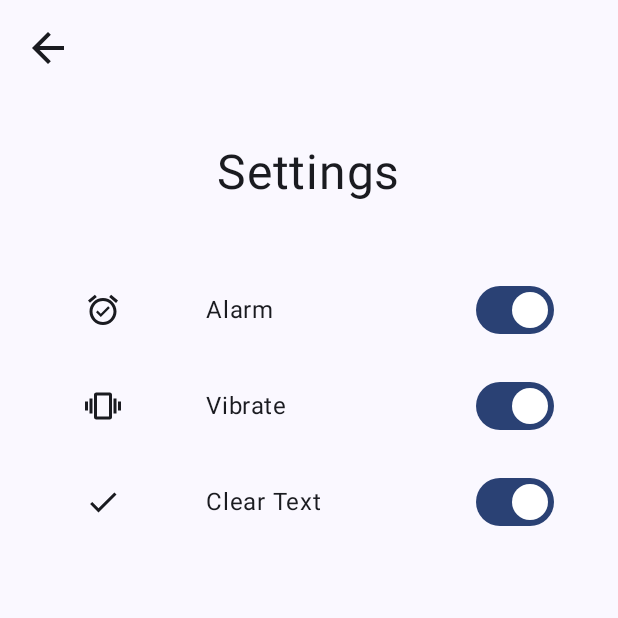
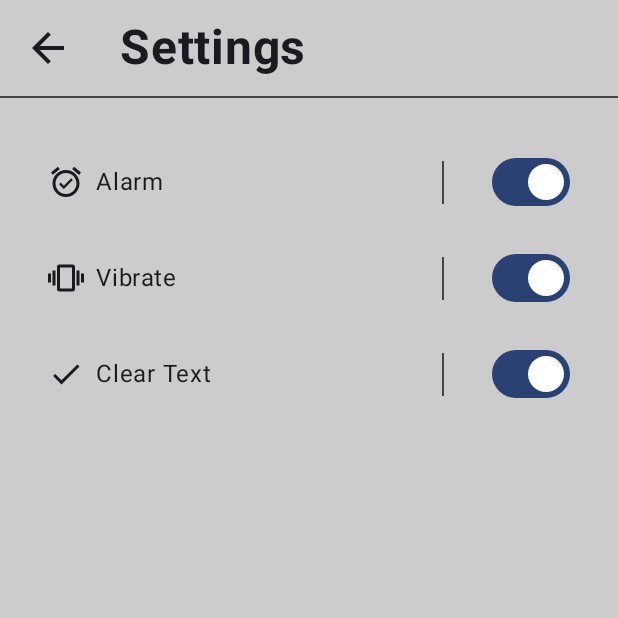
Before and after one commit to thebrianwong/protivity, an Android app built with Jetpack Compose: the settings screen opened through its navigation route, on a phone screen of 412 x 824 dp, the top half of it. Run offline under Robolectric (Android 15) with nearby library versions, the phone set to English and light mode, and no system bars; libraries missing offline, so code that uses them is left out: com.apollographql.apollo3.

Commit message:
Redesign the settings screen

```diff
--- a/app/src/main/java/com/thebrianwong/protivity/views/Settings.kt
+++ b/app/src/main/java/com/thebrianwong/protivity/views/Settings.kt
@@ -1,16 +1,21 @@
 package com.thebrianwong.protivity.views
 
+import androidx.compose.foundation.background
+import androidx.compose.foundation.border
 import androidx.compose.foundation.clickable
 import androidx.compose.foundation.interaction.MutableInteractionSource
 import androidx.compose.foundation.layout.Arrangement
 import androidx.compose.foundation.layout.Column
+import androidx.compose.foundation.layout.IntrinsicSize
 import androidx.compose.foundation.layout.Row
+import androidx.compose.foundation.layout.fillMaxHeight
 import androidx.compose.foundation.layout.fillMaxSize
 import androidx.compose.foundation.layout.fillMaxWidth
 import androidx.compose.foundation.layout.height
 import androidx.compose.foundation.layout.padding
 import androidx.compose.foundation.layout.width
 import androidx.compose.foundation.layout.widthIn
+import androidx.compose.material3.Divider
 import androidx.compose.material3.Icon
 import androidx.compose.material3.ModalDrawerSheet
 import androidx.compose.material3.Scaffold
@@ -20,7 +25,9 @@ import androidx.compose.runtime.Composable
 import androidx.compose.runtime.remember
 import androidx.compose.ui.Alignment
 import androidx.compose.ui.Modifier
+import androidx.compose.ui.graphics.Color
 import androidx.compose.ui.res.painterResource
+import androidx.compose.ui.text.font.FontWeight
 import androidx.compose.ui.unit.dp
 import androidx.compose.ui.unit.sp
 import com.thebrianwong.protivity.R
@@ -49,7 +56,11 @@ fun Settings(viewModel: SettingsViewModel, navigateToHome: () -> Unit) {
     Scaffold(
         modifier = Modifier.fillMaxSize(),
         topBar = {
-            Row(modifier = Modifier.fillMaxWidth()) {
+            Column {
+                Row(
+                    modifier = Modifier.fillMaxWidth(),
+                    verticalAlignment = Alignment.CenterVertically
+                ) {
                     Icon(painter = painterResource(id = R.drawable.baseline_arrow_back_24),
                         contentDescription = "Settings Button",
                         modifier = Modifier
@@ -61,22 +72,29 @@ fun Settings(viewModel: SettingsViewModel, navigateToHome: () -> Unit) {
                                 indication = null
                             ) { navigateToHome() }
                     )
+                    Text(
+                        text = "Settings",
+                        fontSize = 32.sp,
+                        fontWeight = FontWeight.Bold,
+                        modifier = Modifier.padding(start = 16.dp)
+                    )
+
+                }
+                Divider(
+                    color = Color.DarkGray, modifier = Modifier
+                        .fillMaxWidth()
+                        .height(1.dp)
+                )
             }
         }
     ) {
         Column(
             modifier = Modifier
                 .fillMaxSize()
+                .background(Color.LightGray)
                 .padding(it)
-//                .border(3.dp, Color.Red)
-            ,
-            horizontalAlignment = Alignment.CenterHorizontally
+                .padding(top = 32.dp)
         ) {
-            Text(
-                text = "Settings",
-                fontSize = 32.sp,
-                modifier = Modifier.padding(top = 32.dp, bottom = 48.dp)
-            )
             settingsIcons.forEach { data ->
                 val setting = data["setting"] as String
                 val enabledIcon = data["enabledIcon"] as Int
@@ -84,23 +102,47 @@ fun Settings(viewModel: SettingsViewModel, navigateToHome: () -> Unit) {
                 val settingIsEnabled = viewModel.getSetting(setting)
 
                 Row(
-                    modifier = Modifier.padding(bottom = 16.dp),
+                    modifier = Modifier
+                        .padding(bottom = 16.dp, start = 32.dp, end = 32.dp),
                     horizontalArrangement = Arrangement.SpaceBetween,
                     verticalAlignment = Alignment.CenterVertically
                 ) {
+                    Row(
+                        modifier = Modifier
+                            .weight(1f)
+                    ) {
+
                         Icon(
                             painter = painterResource(id = if (settingIsEnabled) enabledIcon else disabledIcon),
                             contentDescription = "$setting Setting",
-                        modifier = Modifier.weight(1f)
+                            modifier = Modifier
                         )
-                    Text(text = setting, modifier = Modifier.weight(1f))
+                        Text(
+                            text = setting, modifier = Modifier
+                                .padding(start = 8.dp)
+                        )
+                    }
+                    Row(
+                        modifier = Modifier
+                            .weight(0.5f)
+                            .height(IntrinsicSize.Min),
+                        horizontalArrangement = Arrangement.End,
+                        verticalAlignment = Alignment.CenterVertically
+                    ) {
+                        Divider(
+                            color = Color.DarkGray, modifier = Modifier
+                                .fillMaxHeight(0.6f)
+                                .width(1.dp)
+                        )
                         Switch(
                             checked = settingIsEnabled,
                             onCheckedChange = { viewModel.toggleSetting(setting) },
-                        modifier = Modifier.weight(1f)
+                            modifier = Modifier
+                                .padding(start = 32.dp)
                         )
                     }
                 }
             }
         }
     }
+}
```
Lines whose indentation alone changed are shown as unchanged.
